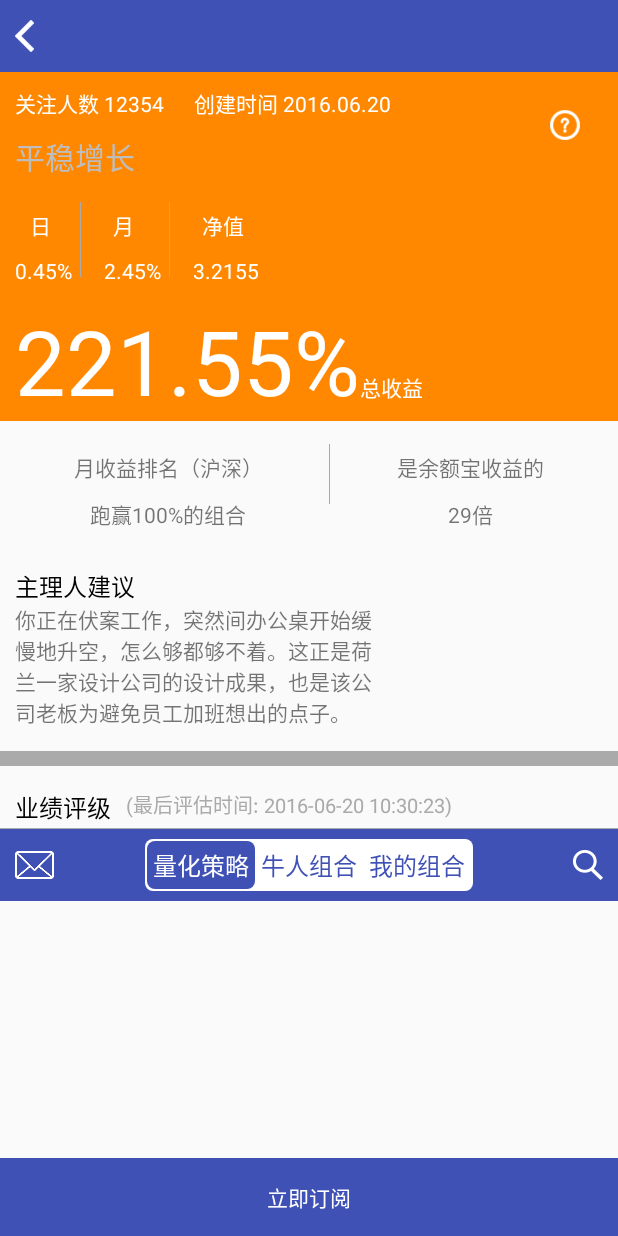
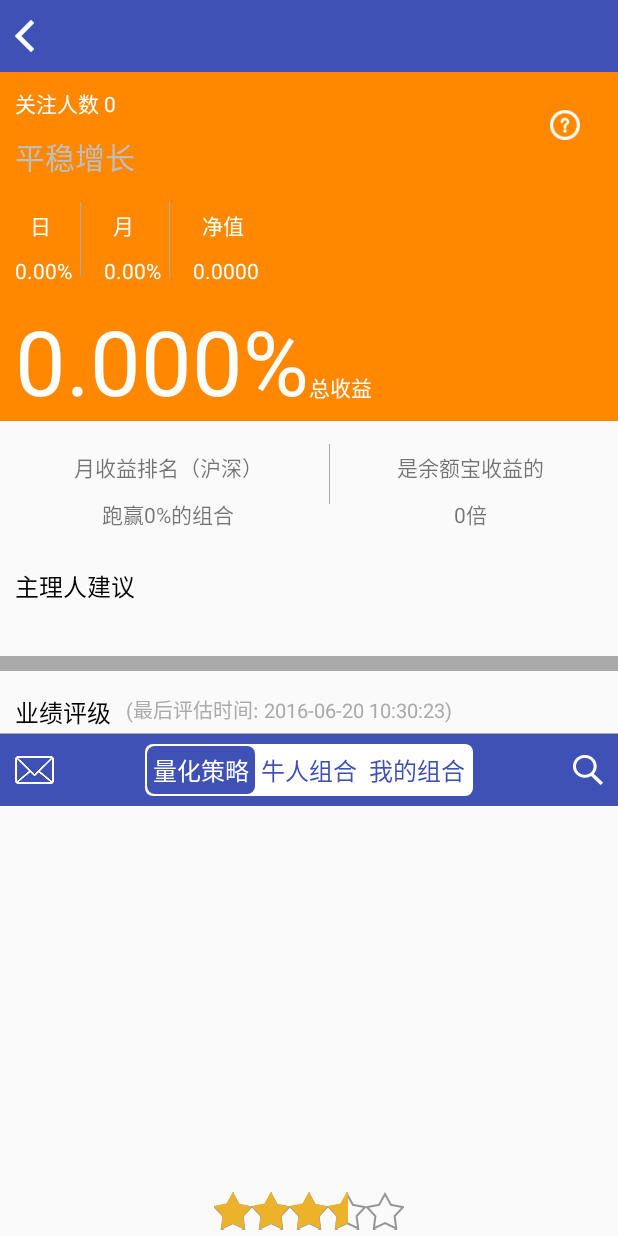
Before and after one commit to marktype/stockapp, an Android app: the fragment AutoWisdomFragment placed in its activity, on a phone screen of 412 x 824 dp. Run offline under Robolectric (Android 15) with nearby library versions, the phone set to English and light mode, and no system bars; libraries missing offline, so code that uses them is left out: com.github.mikephil.charting, com.readystatesoftware.systembartint; plain views replace RadarChart; pictures from the network do not load; 4 statements that could not run were skipped.

Commit message:
07.18策略详情数据加载

```diff
--- a/app/src/main/java/com/example/drawer/stockapp/activity/CelueDatilActivity.java
+++ b/app/src/main/java/com/example/drawer/stockapp/activity/CelueDatilActivity.java
@@ -305,7 +305,7 @@ public class CelueDatilActivity extends BascActivity implements View.OnClickList
             case R.id.back_img:
                 finish();
                 break;
-            case R.id.order_txt:
+            case R.id.order_txt:     //立即订阅已隐藏，需要时打开
                 Intent intent = new Intent(this,PayActivity.class);
                 startActivity(intent);
                 break;
--- a/app/src/main/java/com/example/drawer/stockapp/activity/DetilCelueActivity.java
+++ b/app/src/main/java/com/example/drawer/stockapp/activity/DetilCelueActivity.java
@@ -10,6 +10,7 @@ import android.view.View;
 import android.widget.ImageView;
 import android.widget.RadioGroup;
 import android.widget.TextView;
+import android.widget.Toast;
 
 import com.example.drawer.stockapp.R;
 import com.example.drawer.stockapp.adapter.ReturnAdapter;
@@ -113,6 +114,7 @@ public class DetilCelueActivity extends BascActivity implements View.OnClickList
         mChartTwo = (CanvasViewTwo) findViewById(R.id.chart2);
         mChartThree = (CanvasViewTwo) findViewById(R.id.chart3);
 
+        TextView mCollect = (TextView) findViewById(R.id.cellect_icon);     //收藏
 
         RadioGroup mGroup = (RadioGroup) findViewById(R.id.wisdom_group);
 
@@ -131,6 +133,7 @@ public class DetilCelueActivity extends BascActivity implements View.OnClickList
         mBackimg.setOnClickListener(this);
         mGroup.setOnCheckedChangeListener(new RadioGroupListener());
         mPay.setOnClickListener(this);
+        mCollect.setOnClickListener(this);
 
     }
 
@@ -174,6 +177,9 @@ public class DetilCelueActivity extends BascActivity implements View.OnClickList
             case R.id.go_to_pay:
                 Intent intent = new Intent(this, FollowActivity.class);
                 startActivity(intent);
+                break;
+            case R.id.cellect_icon:
+                Toast.makeText(this,"收藏成功",Toast.LENGTH_SHORT).show();
                 break;
         }
     }
--- a/app/src/main/res/layout/activity_celue_datil.xml
+++ b/app/src/main/res/layout/activity_celue_datil.xml
@@ -19,7 +19,6 @@
             android:id="@+id/back_txt"
             android:layout_width="wrap_content"
             android:layout_height="match_parent"
-            android:text="title"
             android:gravity="center"
             android:textColor="@color/write_color"
             android:layout_centerInParent="true"
@@ -60,7 +59,7 @@
                 android:layout_marginLeft="@dimen/margin_10dp"
                 android:layout_width="250dp"
                 android:layout_height="wrap_content"
-                android:text="你正在伏案工作，突然间办公桌开始缓慢地升空，怎么够都够不着。这正是荷兰一家设计公司的设计成果，也是该公司老板为避免员工加班想出的点子。"/>
+                android:text=""/>
             <ImageView
                 android:id="@+id/advice_image_txt"
                 android:layout_alignParentRight="true"
@@ -174,9 +173,10 @@
     </ScrollView>
     <TextView
         android:id="@+id/order_txt"
-        android:text="立即订阅"
+        android:text="@string/order_txt"
         android:gravity="center"
         android:padding="@dimen/margin_15dp"
+        android:visibility="gone"
         android:layout_alignParentBottom="true"
         android:textColor="@color/write_color"
         android:background="@color/colorPrimary"
--- a/app/src/main/res/layout/celue_persent_info_layout.xml
+++ b/app/src/main/res/layout/celue_persent_info_layout.xml
@@ -6,7 +6,7 @@
 
     <TextView
         android:id="@+id/guanzhu_num"
-        android:text="关注人数 12354"
+        android:text="关注人数 0"
         android:textColor="@color/write_color"
         android:layout_width="wrap_content"
         android:layout_height="wrap_content"
@@ -15,7 +15,7 @@
         android:id="@+id/build_time"
         android:layout_width="wrap_content"
         android:layout_height="wrap_content"
-        android:text="创建时间 2016.06.20"
+        android:text=""
         android:layout_toRightOf="@id/guanzhu_num"
         android:layout_margin="@dimen/margin_10dp"
         android:textColor="@color/write_color"/>
@@ -43,7 +43,7 @@
             android:layout_height="wrap_content" />
         <TextView
             android:id="@+id/jingzhi_num"
-            android:text="0.45%"
+            android:text="0.00%"
             android:textColor="@color/write_color"
             android:layout_below="@id/title_one_name"
             android:layout_width="wrap_content"
@@ -67,7 +67,7 @@
             android:layout_height="wrap_content" />
         <TextView
             android:id="@+id/max_num"
-            android:text="2.45%"
+            android:text="0.00%"
             android:textColor="@color/write_color"
             android:layout_below="@id/title_two_name"
             android:layout_toRightOf="@id/line_item"
@@ -95,7 +95,7 @@
             android:layout_height="wrap_content" />
         <TextView
             android:id="@+id/rate_num"
-            android:text="3.2155"
+            android:text="0.0000"
             android:textColor="@color/write_color"
             android:layout_below="@id/title_three_name"
             android:layout_toRightOf="@id/line_item_two"
@@ -106,7 +106,7 @@
 
     <TextView
         android:id="@+id/persent_num"
-        android:text="221.55%"
+        android:text="0.000%"
         android:textSize="@dimen/margin_60dp"
         android:layout_below="@id/relate_layout"
         android:layout_width="wrap_content"
--- a/app/src/main/res/layout/month_rank_layout.xml
+++ b/app/src/main/res/layout/month_rank_layout.xml
@@ -21,7 +21,7 @@
             android:gravity="center"
             android:layout_width="match_parent"
             android:layout_height="wrap_content"
-            android:text="跑赢100%的组合"/>
+            android:text="跑赢0%的组合"/>
     </LinearLayout>
     <TextView
         android:layout_width="1px"
@@ -44,6 +44,6 @@
             android:layout_width="match_parent"
             android:layout_height="wrap_content"
             android:gravity="center"
-            android:text="29倍"/>
+            android:text="0倍"/>
     </LinearLayout>
 </LinearLayout>
--- a/app/src/main/res/values/strings.xml
+++ b/app/src/main/res/values/strings.xml
@@ -27,6 +27,7 @@
     <string name="sure_txt">确认修改</string>
     <string name="set_up_txt">创建组合</string>
     <string name="pay_txt">支付</string>
+    <string name="order_txt">立即订阅</string>
 
 
 </resources>
```
Also changed, not shown: app/src/main/java/com/example/drawer/stockapp/activity/MessageActivity.java (+44 -12 lines), app/src/main/java/com/example/drawer/stockapp/htttputil/HttpManager.java (+23 -33 lines), app/src/main/java/com/example/drawer/stockapp/model/MessageInfo.java (added, +66 -0 lines), 7 other files.
